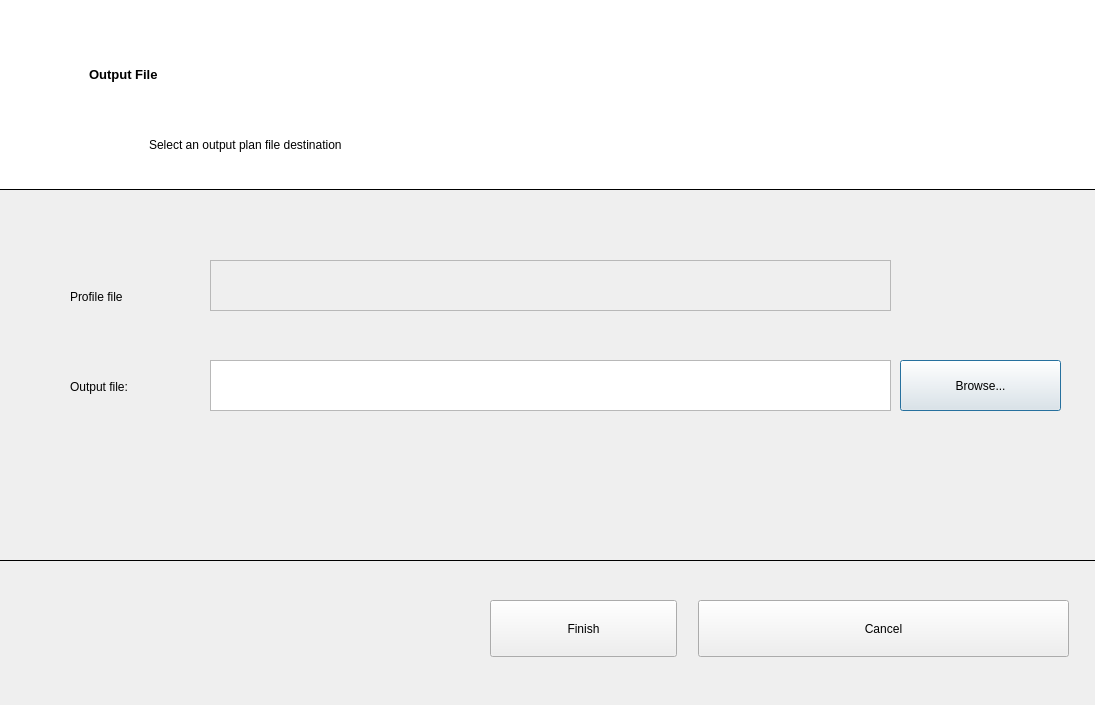
Above: dialog.ui from DavRaf/DQAnalyzerRulesGenerator before the change. Below: the same form after it.
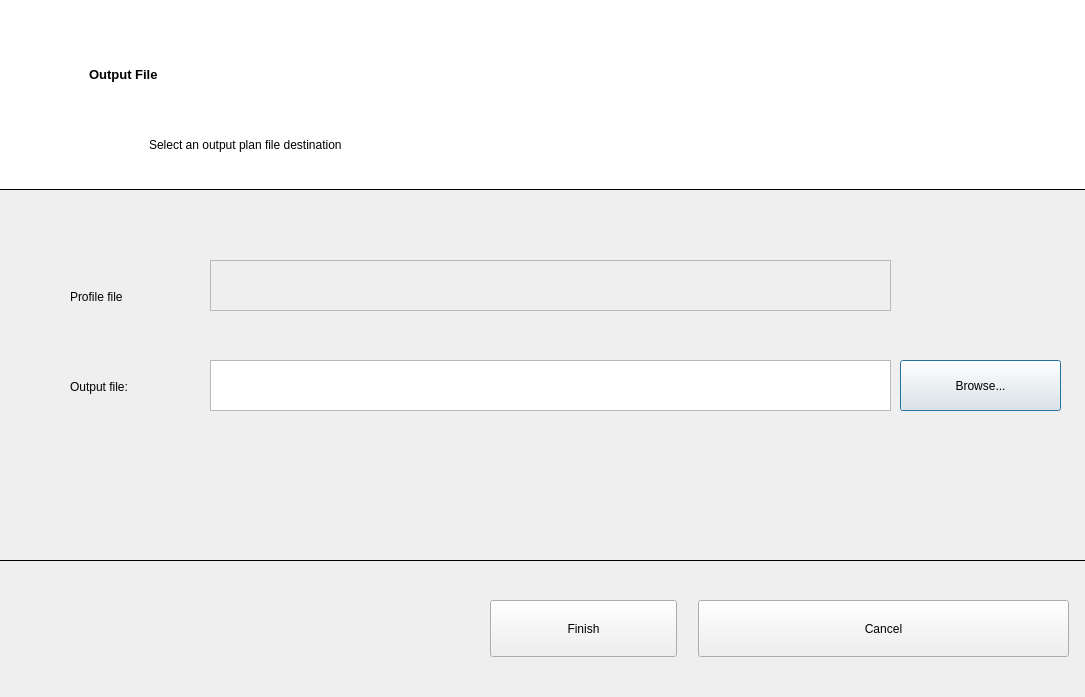
That is the form after the change.

What changed in the file:
```diff
--- a/dialog.ui
+++ b/dialog.ui
@@ -6,8 +6,8 @@
    <rect>
     <x>0</x>
     <y>0</y>
-    <width>1095</width>
-    <height>705</height>
+    <width>1085</width>
+    <height>697</height>
    </rect>
   </property>
   <property name="windowTitle">
```
